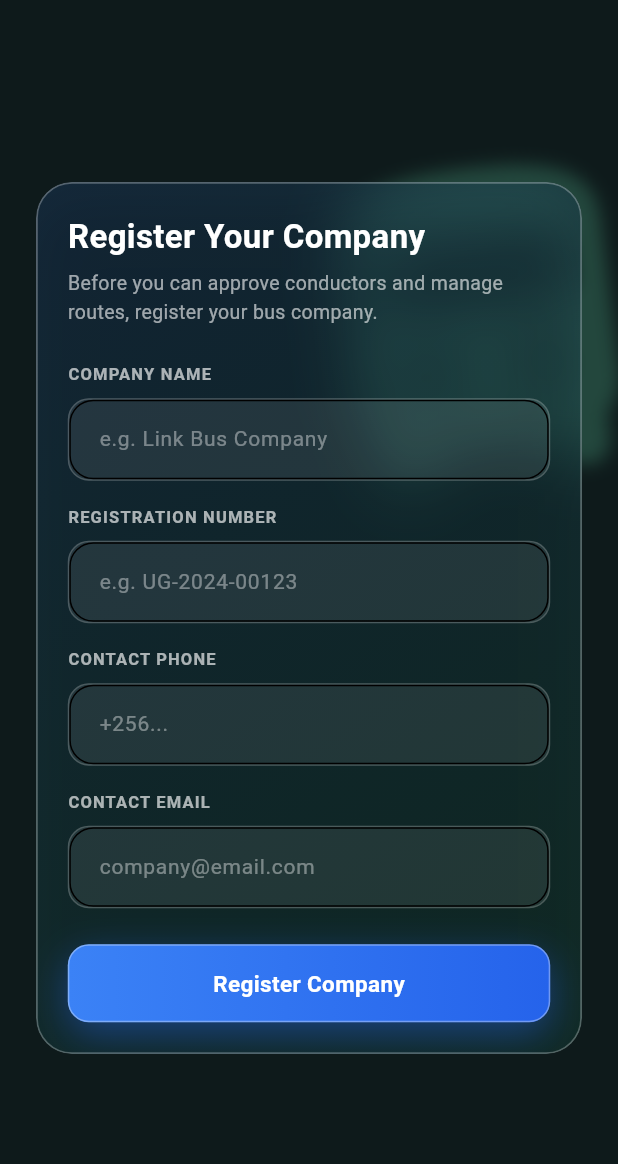
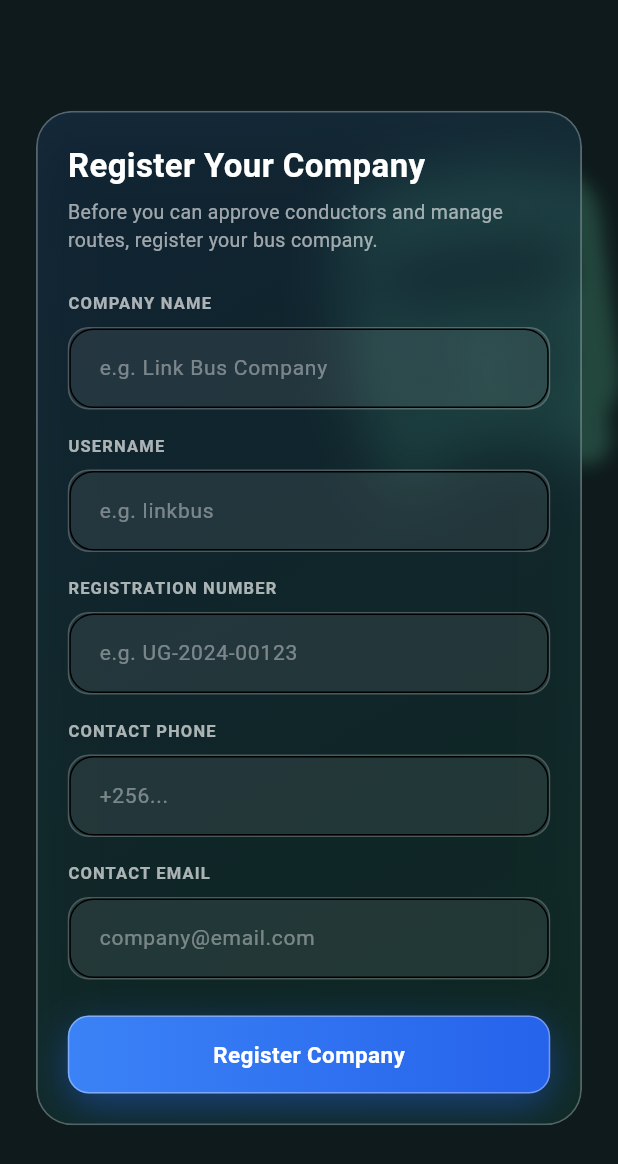
Before and after one commit to ChocoPop123/ParkPass, a Flutter app: the CreateCompanyScreen screen opened directly, on a phone screen of 412 x 824 dp. Shown: the top 1164 px of the screen. Run offline on Flutter 3.47's test engine with Material 3 defaults, Android fonts, the phone set to English and light mode, and no system bars; our stand-ins replace image_picker, supabase_flutter; accounts and stored records are empty.

Commit message:
Added username feature for the companies

```diff
--- a/lib/models/company_model.dart
+++ b/lib/models/company_model.dart
@@ -1,6 +1,7 @@
 class CompanyModel {
   final String id;
   final String name;
+  final String? username;
   final String? registrationNumber;
   final String? contactPhone;
   final String? contactEmail;
@@ -9,6 +10,7 @@ class CompanyModel {
   CompanyModel({
     required this.id,
     required this.name,
+    this.username,
     this.registrationNumber,
     this.contactPhone,
     this.contactEmail,
@@ -19,6 +21,7 @@ class CompanyModel {
     return CompanyModel(
       id: map['id'],
       name: map['name'],
+      username: map['username'] as String?,
       registrationNumber: map['registration_number'],
       contactPhone: map['contact_phone'],
       contactEmail: map['contact_email'],
--- a/lib/screens/admin/create_company_screen.dart
+++ b/lib/screens/admin/create_company_screen.dart
@@ -13,14 +13,50 @@ class CreateCompanyScreen extends StatefulWidget {
 class _CreateCompanyScreenState extends State<CreateCompanyScreen> {
   final _companyService = CompanyService();
   final _nameController = TextEditingController();
+  final _usernameController = TextEditingController();
   final _regController = TextEditingController();
   final _phoneController = TextEditingController();
   final _emailController = TextEditingController();
 
   bool _isLoading = false;
   String? _errorMessage;
+  bool? _usernameAvailable; // null = not checked yet / invalid format
+
+  @override
+  void initState() {
+    super.initState();
+    _usernameController.addListener(_checkUsername);
+  }
+
+  @override
+  void dispose() {
+    _usernameController.removeListener(_checkUsername);
+    _nameController.dispose();
+    _usernameController.dispose();
+    _regController.dispose();
+    _phoneController.dispose();
+    _emailController.dispose();
+    super.dispose();
+  }
+
+  Future<void> _checkUsername() async {
+    final username = _usernameController.text.trim().toLowerCase();
+    if (!RegExp(r'^[a-z0-9_]{3,20}$').hasMatch(username)) {
+      setState(() => _usernameAvailable = null);
+      return;
+    }
+    final available = await _companyService.isUsernameAvailable(username);
+    if (mounted) setState(() => _usernameAvailable = available);
+  }
 
   Future<void> _handleCreate() async {
+    final username = _usernameController.text.trim().toLowerCase();
+    if (!RegExp(r'^[a-z0-9_]{3,20}$').hasMatch(username)) {
+      setState(() => _errorMessage =
+      'Username must be 3-20 characters: lowercase letters, numbers, underscores only.');
+      return;
+    }
+
     setState(() {
       _isLoading = true;
       _errorMessage = null;
@@ -28,6 +64,7 @@ class _CreateCompanyScreenState extends State<CreateCompanyScreen> {
     try {
       await _companyService.createCompany(
         name: _nameController.text.trim(),
+        username: username,
         registrationNumber: _regController.text.trim(),
         contactPhone: _phoneController.text.trim(),
         contactEmail: _emailController.text.trim(),
@@ -38,7 +75,6 @@ class _CreateCompanyScreenState extends State<CreateCompanyScreen> {
               (route) => false,
         );
       }
-
     } catch (e) {
       setState(() => _errorMessage = e.toString());
     } finally {
@@ -68,6 +104,26 @@ class _CreateCompanyScreenState extends State<CreateCompanyScreen> {
                   const SizedBox(height: 8),
                   GlassTextField(controller: _nameController, hint: 'e.g. Link Bus Company'),
                   const SizedBox(height: 16),
+                  const AuthFieldLabel('USERNAME'),
+                  const SizedBox(height: 8),
+                  GlassTextField(
+                    controller: _usernameController,
+                    hint: 'e.g. linkbus',
+                    suffixIcon: _usernameAvailable == null
+                        ? null
+                        : Icon(
+                      _usernameAvailable! ? Icons.check_circle : Icons.cancel,
+                      color: _usernameAvailable! ? kAuthAccentGreen : const Color(0xFFFF6B81),
+                      size: 18,
+                    ),
+                  ),
+                  if (_usernameAvailable == false)
+                    Padding(
+                      padding: const EdgeInsets.only(top: 6),
+                      child: Text('Already taken.',
+                          style: TextStyle(color: const Color(0xFFFF6B81), fontSize: 11)),
+                    ),
+                  const SizedBox(height: 16),
                   const AuthFieldLabel('REGISTRATION NUMBER'),
                   const SizedBox(height: 8),
                   GlassTextField(controller: _regController, hint: 'e.g. UG-2024-00123'),
--- a/lib/services/company_service.dart
+++ b/lib/services/company_service.dart
@@ -10,8 +10,17 @@ class CompanyService {
     return (data as List).map((c) => CompanyModel.fromMap(c)).toList();
   }
 
+  Future<bool> isUsernameAvailable(String username, {String? excludingCompanyId}) async {
+    final query = excludingCompanyId != null
+        ? supabase.from('companies').select('id').eq('username', username).neq('id', excludingCompanyId)
+        : supabase.from('companies').select('id').eq('username', username);
+    final data = await query;
+    return (data as List).isEmpty;
+  }
+
   Future<CompanyModel> createCompany({
     required String name,
+    required String username,
     required String registrationNumber,
     required String contactPhone,
     required String contactEmail,
@@ -23,6 +32,7 @@ class CompanyService {
           .from('companies')
           .insert({
         'name': name,
+        'username': username.toLowerCase().trim(),
         'registration_number': registrationNumber,
         'contact_phone': contactPhone,
         'contact_email': contactEmail,
@@ -38,6 +48,12 @@ class CompanyService {
       if (e.toString().contains('companies_name_unique')) {
         throw Exception('A company with this name is already registered.');
       }
+      if (e.toString().contains('companies_username_unique')) {
+        throw Exception('That username is already taken.');
+      }
+      if (e.toString().contains('companies_username_format')) {
+        throw Exception('Username must be 3-20 characters: lowercase letters, numbers, underscores only.');
+      }
       rethrow;
     }
   }
@@ -45,16 +61,28 @@ class CompanyService {
   Future<void> updateCompany({
     required String companyId,
     required String name,
+    String? username,
     required String registrationNumber,
     required String contactPhone,
     required String contactEmail,
   }) async {
+    try {
       await supabase.from('companies').update({
         'name': name,
+        if (username != null) 'username': username.toLowerCase().trim(),
         'registration_number': registrationNumber,
         'contact_phone': contactPhone,
         'contact_email': contactEmail,
       }).eq('id', companyId);
+    } catch (e) {
+      if (e.toString().contains('companies_username_unique')) {
+        throw Exception('That username is already taken.');
+      }
+      if (e.toString().contains('companies_username_format')) {
+        throw Exception('Username must be 3-20 characters: lowercase letters, numbers, underscores only.');
+      }
+      rethrow;
+    }
   }
 
   Future<CompanyModel> getCompanyById(String id) async {
--- a/lib/widgets/company_picker_sheet.dart
+++ b/lib/widgets/company_picker_sheet.dart
@@ -44,7 +44,8 @@ class _CompanyPickerContentState extends State<_CompanyPickerContent> {
 
   void _onSearch() {
     final q = _searchController.text.toLowerCase();
-    setState(() => _filtered = _all.where((c) => c.name.toLowerCase().contains(q)).toList());
+    setState(() => _filtered = _all.where((c) =>
+    c.name.toLowerCase().contains(q) || (c.username?.contains(q) ?? false)).toList());
   }
 
   @override
@@ -123,7 +124,15 @@ class _CompanyLogoRow extends StatelessWidget {
             ),
             const SizedBox(width: 12),
             Expanded(
-              child: Text(company.name, style: const TextStyle(color: Colors.white, fontWeight: FontWeight.w600)),
+              child: Column(
+                crossAxisAlignment: CrossAxisAlignment.start,
+                children: [
+                  Text(company.name, style: const TextStyle(color: Colors.white, fontWeight: FontWeight.w600)),
+                  if (company.username != null)
+                    Text('@${company.username}',
+                        style: TextStyle(color: Colors.white.withOpacity(0.5), fontSize: 12)),
+                ],
+              ),
             ),
           ],
         ),
```
Also changed, not shown: lib/screens/admin/admin_settings_screen.dart (+61 -0 lines), lib/screens/auth/signup_screen.dart (+12 -1 lines). Lines whose indentation alone changed are shown as unchanged.
